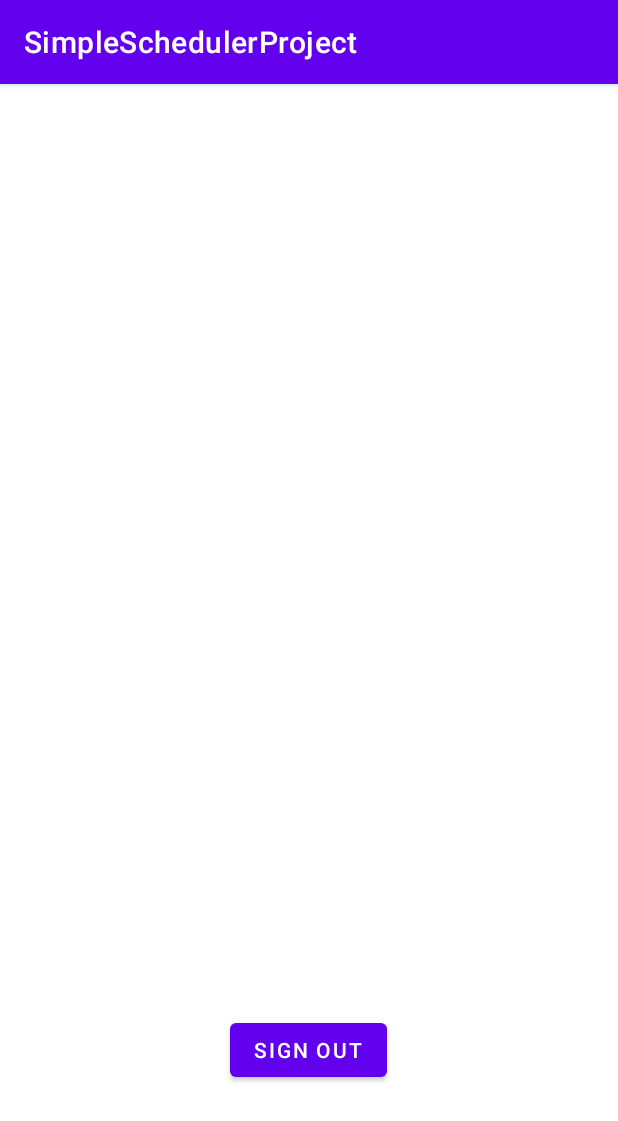
After one commit to MatthewSpitzley/SimpleScheduler, an Android app: the ProfileActivity screen opened directly, with no data from a screen before it, on a phone screen of 412 x 824 dp. The commit adds this screen. Shown: the top 1121 px of the screen. Run offline under Robolectric (Android 15) with nearby library versions, the phone set to English and light mode, and no system bars.

Commit message:
changed how google sign in worked changed Task to TaskClass

```diff
--- /dev/null
+++ b/SimpleSchedulerApp/app/src/main/java/com/example/simpleschedulerproject/ProfileActivity.java
@@ -0,0 +1,107 @@
+package com.example.simpleschedulerproject;
+
+import androidx.annotation.NonNull;
+import androidx.appcompat.app.AppCompatActivity;
+
+import android.content.Intent;
+import android.os.Bundle;
+import android.view.View;
+import android.widget.Button;
+import android.widget.ImageView;
+import android.widget.TextView;
+import android.widget.Toast;
+
+import com.google.android.gms.auth.api.Auth;
+import com.google.android.gms.auth.api.signin.GoogleSignInAccount;
+import com.google.android.gms.auth.api.signin.GoogleSignInOptions;
+import com.google.android.gms.auth.api.signin.GoogleSignInResult;
+import com.google.android.gms.common.ConnectionResult;
+import com.google.android.gms.common.api.GoogleApiClient;
+import com.google.android.gms.common.api.OptionalPendingResult;
+import com.google.android.gms.common.api.ResultCallback;
+import com.google.android.gms.common.api.Status;
+
+public class ProfileActivity extends AppCompatActivity implements GoogleApiClient.OnConnectionFailedListener {
+
+    private ImageView profileImage;
+    private TextView name;
+    private TextView email;
+    private Button signOut;
+
+    private GoogleApiClient googleApiClient;
+    private GoogleSignInOptions gso;
+
+    @Override
+    protected void onCreate(Bundle savedInstanceState) {
+        super.onCreate(savedInstanceState);
+        setContentView(R.layout.activity_profile);
+
+        //profileImage = findViewById(R.id.profileImage);
+        name = findViewById(R.id.profileName);
+        email = findViewById(R.id.profileEmail);
+        signOut = findViewById(R.id.signOut);
+
+        gso = new GoogleSignInOptions.Builder(GoogleSignInOptions.DEFAULT_GAMES_SIGN_IN).requestEmail().build();
+        googleApiClient = new GoogleApiClient.Builder(this).enableAutoManage(this,this).addApi(Auth.GOOGLE_SIGN_IN_API, gso).build();
+
+        signOut.setOnClickListener(new View.OnClickListener() {
+            @Override
+            public void onClick(View v) {
+                Auth.GoogleSignInApi.signOut(googleApiClient).setResultCallback(new ResultCallback<Status>() {
+                    @Override
+                    public void onResult(@NonNull Status status) {
+                        startActivity(new Intent(ProfileActivity.this, MainActivity.class));
+                        finish();
+                        /*if(status.isSuccess()){
+                            startActivity(new Intent(ProfileActivity.this, MainActivity.class));
+                            finish();
+                        }
+                        else{
+                            Toast.makeText(ProfileActivity.this, "Log Out Failed", Toast.LENGTH_SHORT).show();
+                        }*/
+                    }
+                });
+            }
+        });
+    }
+
+    @Override
+    public void onConnectionFailed(@NonNull ConnectionResult connectionResult) {
+
+    }
+
+    private void handleSignInResult (GoogleSignInResult result){
+        GoogleSignInAccount account = result.getSignInAccount();
+        name.setText(account.getDisplayName());
+        email.setText(account.getEmail());
+        /*if(result.isSuccess()){
+            GoogleSignInAccount account = result.getSignInAccount();
+            name.setText(account.getDisplayName());
+            email.setText(account.getEmail());
+        }
+        else{
+            startActivity(new Intent(ProfileActivity.this, GoogleSignInActivity.class));
+            finish();
+        }*/
+    }
+
+    @Override
+    protected void onStart(){
+        super.onStart();
+
+        OptionalPendingResult<GoogleSignInResult> opr = Auth.GoogleSignInApi.silentSignIn(googleApiClient);
+
+        if(opr.isDone()){
+            GoogleSignInResult result = opr.get();
+            handleSignInResult(result);
+        }
+        else{
+            opr.setResultCallback(new ResultCallback<GoogleSignInResult>() {
+                @Override
+                public void onResult(@NonNull GoogleSignInResult result) {
+                    handleSignInResult(result);
+                }
+            });
+        }
+    }
+}
--- a/SimpleSchedulerApp/app/src/main/java/com/example/simpleschedulerproject/Task.java
+++ b/SimpleSchedulerApp/app/src/main/java/com/example/simpleschedulerproject/TaskClass.java
@@ -7,7 +7,7 @@ import androidx.preference.PreferenceManager;
 import java.time.ZonedDateTime;
 import java.util.prefs.Preferences;
 
-public class Task {
+public class TaskClass {
     private String name;
     private Category category;
     private ZonedDateTime time;
@@ -18,7 +18,7 @@ public class Task {
     private Settings settings;
     private MainActivity main;
 
-    public Task(String name, Category category, ZonedDateTime time, Recur recur, ZonedDateTime email, ZonedDateTime push, boolean complete) {
+    public TaskClass(String name, Category category, ZonedDateTime time, Recur recur, ZonedDateTime email, ZonedDateTime push, boolean complete) {
         this.name = name;
         this.category = category;
         this.time = time;
@@ -28,7 +28,7 @@ public class Task {
         this.complete = complete;
     }
 
-    public Task(String name) {
+    public TaskClass(String name) {
         this.name = name;
     }
 
--- /dev/null
+++ b/SimpleSchedulerApp/app/src/main/res/layout/activity_profile.xml
@@ -0,0 +1,43 @@
+<?xml version="1.0" encoding="utf-8"?>
+<RelativeLayout
+    xmlns:android="http://schemas.android.com/apk/res/android"
+    xmlns:app="http://schemas.android.com/apk/res-auto"
+    xmlns:tools="http://schemas.android.com/tools"
+    android:layout_width="match_parent"
+    android:layout_height="match_parent"
+    tools:context=".ProfileActivity">
+
+    <!--<ImageView
+        android:id="@+id/profileImage"
+        android:layout_width="100dp"
+        android:layout_height="100dp"
+        android:layout_alignParentTop="true"
+        android:layout_centerHorizontal="true"
+        android:layout_marginTop="110dp" />-->
+
+    <TextView
+        android:id="@+id/profileName"
+        android:layout_width="wrap_content"
+        android:layout_height="wrap_content"
+        android:layout_alignParentTop="true"
+        android:layout_centerHorizontal="true"
+        android:layout_marginTop="300dp"/>
+
+    <TextView
+        android:id="@+id/profileEmail"
+        android:layout_width="wrap_content"
+        android:layout_height="wrap_content"
+        android:layout_alignParentTop="true"
+        android:layout_centerHorizontal="true"
+        android:layout_marginTop="400dp"/>
+    <Button
+        android:id="@+id/signOut"
+        android:layout_width="wrap_content"
+        android:layout_height="wrap_content"
+        android:layout_alignParentBottom="true"
+        android:layout_marginBottom="100dp"
+        android:layout_centerHorizontal="true"
+        android:text = "Sign Out"/>
+
+
+</RelativeLayout>
```
Also changed, not shown: SimpleSchedulerApp/app/src/main/AndroidManifest.xml (+4 -5 lines), SimpleSchedulerApp/app/src/main/java/com/example/simpleschedulerproject/DBHelper.java (+5 -5 lines), SimpleSchedulerApp/app/src/main/java/com/example/simpleschedulerproject/GoogleSignInActivity.java (+58 -25 lines), SimpleSchedulerApp/app/src/main/java/com/example/simpleschedulerproject/LauncherFakeActivity.java (+15 -1 lines).
